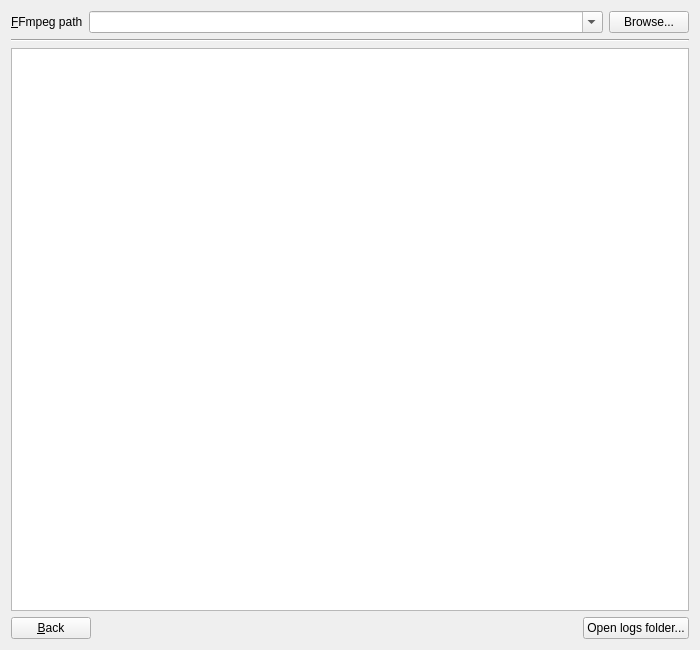
EthanChappel/HQ-Animate, file settingsframe.ui: the form before one commit.
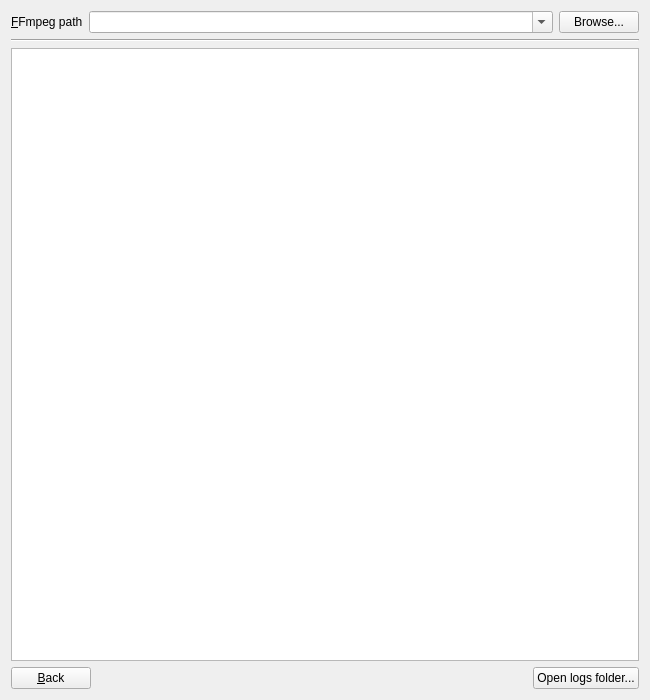
The form after the commit.

Commit message: Change default window size.

The edit to the form file:
```diff
--- a/settingsframe.ui
+++ b/settingsframe.ui
@@ -6,14 +6,14 @@
    <rect>
     <x>0</x>
     <y>0</y>
-    <width>700</width>
-    <height>650</height>
+    <width>650</width>
+    <height>700</height>
    </rect>
   </property>
   <property name="minimumSize">
    <size>
-    <width>700</width>
-    <height>650</height>
+    <width>650</width>
+    <height>700</height>
    </size>
   </property>
   <property name="maximumSize">
```
The commit also changes 3 other files.
